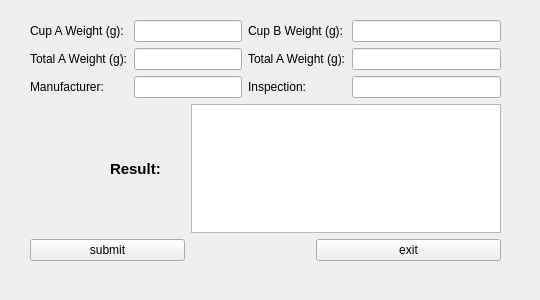
First picture: the form in templates/weight.ui, repository shferno/Jinko, before the edit.
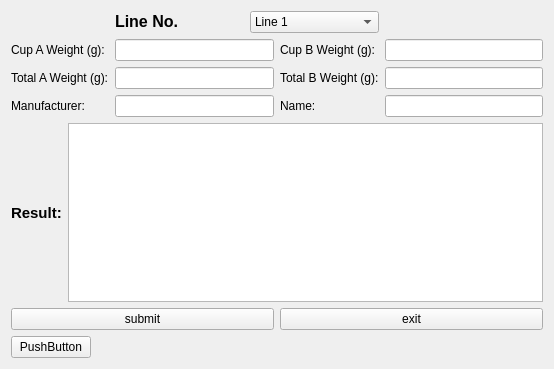
Second picture: the form after the edit.

What changed in the file:
```diff
--- a/templates/weight.ui
+++ b/templates/weight.ui
@@ -6,8 +6,8 @@
    <rect>
     <x>0</x>
     <y>0</y>
-    <width>540</width>
-    <height>300</height>
+    <width>554</width>
+    <height>369</height>
    </rect>
   </property>
   <property name="font">
@@ -19,79 +19,141 @@
   <property name="windowTitle">
    <string>Form</string>
   </property>
-  <widget class="QWidget" name="">
-   <property name="geometry">
-    <rect>
-     <x>30</x>
-     <y>20</y>
-     <width>471</width>
-     <height>241</height>
-    </rect>
-   </property>
-   <layout class="QGridLayout" name="gridLayout_4">
+  <layout class="QGridLayout" name="gridLayout_3">
+   <item row="0" column="0">
+    <layout class="QGridLayout" name="gridLayout">
+     <item row="0" column="1" colspan="2">
+      <layout class="QHBoxLayout" name="horizontalLayout">
+       <item>
+        <widget class="QLabel" name="label">
+         <property name="text">
+          <string>&lt;html&gt;&lt;head/&gt;&lt;body&gt;&lt;p&gt;&lt;span style=&quot; font-size:12pt; font-weight:600;&quot;&gt;Line No.&lt;/span&gt;&lt;/p&gt;&lt;/body&gt;&lt;/html&gt;</string>
+         </property>
+        </widget>
+       </item>
+       <item>
+        <widget class="QComboBox" name="comboBox">
+         <item>
+          <property name="text">
+           <string>Line 1</string>
+          </property>
+         </item>
+         <item>
+          <property name="text">
+           <string>Line 2</string>
+          </property>
+         </item>
+        </widget>
+       </item>
+      </layout>
+     </item>
+     <item row="3" column="2">
+      <widget class="QLabel" name="INSP">
+       <property name="text">
+        <string>Name:</string>
+       </property>
+      </widget>
+     </item>
     <item row="2" column="0">
+      <widget class="QLabel" name="TotalAW">
+       <property name="text">
+        <string>Total A Weight (g):</string>
+       </property>
+      </widget>
+     </item>
+     <item row="2" column="2">
+      <widget class="QLabel" name="TotalBW">
+       <property name="text">
+        <string>Total B Weight (g):</string>
+       </property>
+      </widget>
+     </item>
+     <item row="1" column="1">
+      <widget class="QLineEdit" name="CAV">
+       <property name="sizePolicy">
+        <sizepolicy hsizetype="Expanding" vsizetype="Expanding">
+         <horstretch>0</horstretch>
+         <verstretch>0</verstretch>
+        </sizepolicy>
+       </property>
+      </widget>
+     </item>
+     <item row="3" column="0">
      <widget class="QLabel" name="MF">
       <property name="text">
        <string>Manufacturer:</string>
       </property>
      </widget>
     </item>
-    <item row="1" column="0" colspan="2">
-     <widget class="QLabel" name="TotalAW">
-      <property name="text">
-       <string>Total A Weight (g):</string>
-      </property>
-     </widget>
-    </item>
-    <item row="4" column="5" colspan="2">
-     <widget class="QPushButton" name="Exit">
-      <property name="text">
-       <string>exit</string>
-      </property>
-     </widget>
-    </item>
-    <item row="2" column="4">
-     <widget class="QLabel" name="INSP">
-      <property name="text">
-       <string>Inspection: </string>
-      </property>
-     </widget>
-    </item>
-    <item row="4" column="0" colspan="3">
-     <widget class="QPushButton" name="Submit">
-      <property name="text">
-       <string>submit</string>
-      </property>
-     </widget>
-    </item>
-    <item row="0" column="2" colspan="2">
-     <widget class="QLineEdit" name="CAV"/>
-    </item>
-    <item row="2" column="2" colspan="2">
-     <widget class="QLineEdit" name="MFV"/>
-    </item>
-    <item row="0" column="0" colspan="2">
+     <item row="1" column="0">
      <widget class="QLabel" name="CupAW">
       <property name="text">
        <string>Cup A Weight (g): </string>
       </property>
      </widget>
     </item>
-    <item row="1" column="4" colspan="2">
-     <widget class="QLabel" name="TotalBW">
-      <property name="text">
-       <string>Total A Weight (g):</string>
+     <item row="3" column="3">
+      <widget class="QLineEdit" name="INSPV">
+       <property name="sizePolicy">
+        <sizepolicy hsizetype="Expanding" vsizetype="Expanding">
+         <horstretch>0</horstretch>
+         <verstretch>0</verstretch>
+        </sizepolicy>
       </property>
      </widget>
     </item>
-    <item row="0" column="4" colspan="2">
+     <item row="3" column="1">
+      <widget class="QLineEdit" name="MFV">
+       <property name="sizePolicy">
+        <sizepolicy hsizetype="Expanding" vsizetype="Expanding">
+         <horstretch>0</horstretch>
+         <verstretch>0</verstretch>
+        </sizepolicy>
+       </property>
+      </widget>
+     </item>
+     <item row="2" column="1">
+      <widget class="QLineEdit" name="TAV">
+       <property name="sizePolicy">
+        <sizepolicy hsizetype="Expanding" vsizetype="Expanding">
+         <horstretch>0</horstretch>
+         <verstretch>0</verstretch>
+        </sizepolicy>
+       </property>
+      </widget>
+     </item>
+     <item row="1" column="2">
      <widget class="QLabel" name="CupBW">
       <property name="text">
        <string>Cup B Weight (g):</string>
       </property>
      </widget>
     </item>
-    <item row="3" column="1" colspan="2">
+     <item row="1" column="3">
+      <widget class="QLineEdit" name="CBV">
+       <property name="sizePolicy">
+        <sizepolicy hsizetype="Expanding" vsizetype="Expanding">
+         <horstretch>0</horstretch>
+         <verstretch>0</verstretch>
+        </sizepolicy>
+       </property>
+      </widget>
+     </item>
+     <item row="2" column="3">
+      <widget class="QLineEdit" name="TBV">
+       <property name="sizePolicy">
+        <sizepolicy hsizetype="Expanding" vsizetype="Expanding">
+         <horstretch>0</horstretch>
+         <verstretch>0</verstretch>
+        </sizepolicy>
+       </property>
+      </widget>
+     </item>
+    </layout>
+   </item>
+   <item row="1" column="0">
+    <layout class="QHBoxLayout" name="horizontalLayout_2">
+     <item>
      <widget class="QLabel" name="ResultLabel">
       <property name="font">
        <font>
@@ -105,23 +167,63 @@
       </property>
      </widget>
     </item>
-    <item row="1" column="2" colspan="2">
-     <widget class="QLineEdit" name="TAV"/>
-    </item>
-    <item row="0" column="6">
-     <widget class="QLineEdit" name="CBV"/>
-    </item>
-    <item row="1" column="6">
-     <widget class="QLineEdit" name="TBV"/>
-    </item>
-    <item row="2" column="6">
-     <widget class="QLineEdit" name="INSPV"/>
-    </item>
-    <item row="3" column="3" colspan="4">
-     <widget class="QTextBrowser" name="RV"/>
-    </item>
-   </layout>
-  </widget>
+     <item>
+      <widget class="QTextBrowser" name="RV">
+       <property name="html">
+        <string>&lt;!DOCTYPE HTML PUBLIC &quot;-//W3C//DTD HTML 4.0//EN&quot; &quot;http://www.w3.org/TR/REC-html40/strict.dtd&quot;&gt;
+&lt;html&gt;&lt;head&gt;&lt;meta name=&quot;qrichtext&quot; content=&quot;1&quot; /&gt;&lt;style type=&quot;text/css&quot;&gt;
+p, li { white-space: pre-wrap; }
+&lt;/style&gt;&lt;/head&gt;&lt;body style=&quot; font-family:'MS Shell Dlg 2'; font-size:8.25pt; font-weight:400; font-style:normal;&quot;&gt;
+&lt;p style=&quot;-qt-paragraph-type:empty; margin-top:0px; margin-bottom:0px; margin-left:0px; margin-right:0px; -qt-block-indent:0; text-indent:0px;&quot;&gt;&lt;br /&gt;&lt;/p&gt;&lt;/body&gt;&lt;/html&gt;</string>
+       </property>
+      </widget>
+     </item>
+    </layout>
+   </item>
+   <item row="2" column="0">
+    <layout class="QGridLayout" name="gridLayout_2">
+     <item row="0" column="1">
+      <widget class="QPushButton" name="Exit">
+       <property name="sizePolicy">
+        <sizepolicy hsizetype="Preferred" vsizetype="Fixed">
+         <horstretch>0</horstretch>
+         <verstretch>0</verstretch>
+        </sizepolicy>
+       </property>
+       <property name="text">
+        <string>exit</string>
+       </property>
+      </widget>
+     </item>
+     <item row="0" column="0">
+      <widget class="QPushButton" name="Submit">
+       <property name="sizePolicy">
+        <sizepolicy hsizetype="Preferred" vsizetype="Fixed">
+         <horstretch>0</horstretch>
+         <verstretch>0</verstretch>
+        </sizepolicy>
+       </property>
+       <property name="text">
+        <string>submit</string>
+       </property>
+      </widget>
+     </item>
+    </layout>
+   </item>
+   <item row="3" column="0">
+    <widget class="QPushButton" name="change">
+     <property name="sizePolicy">
+      <sizepolicy hsizetype="Fixed" vsizetype="Fixed">
+       <horstretch>0</horstretch>
+       <verstretch>0</verstretch>
+      </sizepolicy>
+     </property>
+     <property name="text">
+      <string>PushButton</string>
+     </property>
+    </widget>
+   </item>
+  </layout>
  </widget>
  <resources/>
  <connections/>
```
Lines whose indentation alone changed are shown as unchanged.
